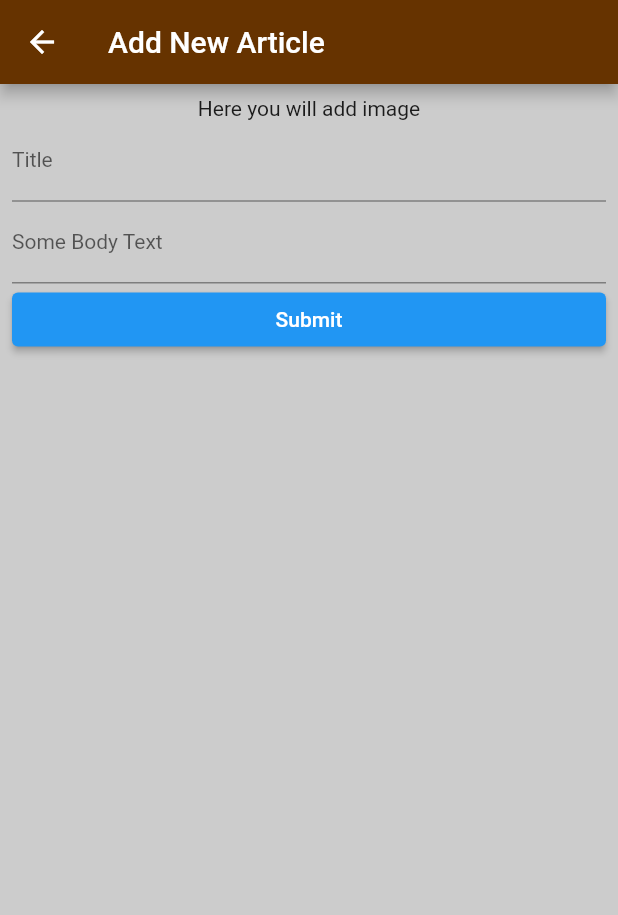
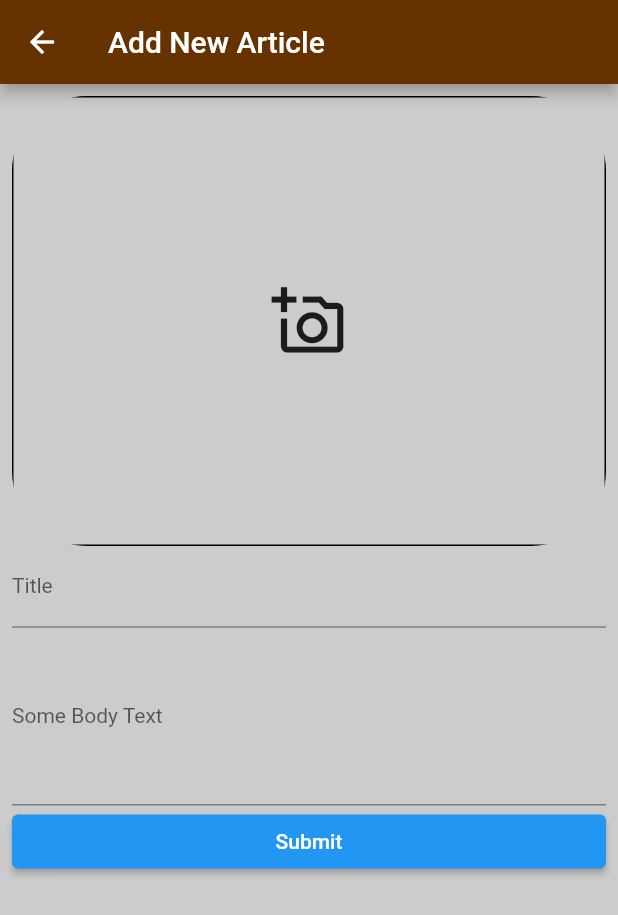
Before and after one commit to Goden4you/my_useful_articles, a Flutter app: the AddArticlePage screen opened by its route, on a phone screen of 412 x 824 dp. Shown: the top 915 px of the screen. Run offline on Flutter 3.47's test engine with Material 2 defaults, Android fonts, the phone set to English and light mode, and no system bars; our stand-ins replace bloc, dartz, equatable, flutter_bloc, flutter_svg, get_it and 4 more; accounts and stored records are empty; generated files the repository leaves out were written again.

Commit message:
feat(photos): add image picker

```diff
--- a/lib/features/articles/data/model/article_model.dart
+++ b/lib/features/articles/data/model/article_model.dart
@@ -1,3 +1,4 @@
+import 'package:image_picker/image_picker.dart';
 import 'package:json_annotation/json_annotation.dart';
 import 'package:selfDevelopment/features/articles/domain/entities/article.dart';
 
@@ -5,8 +6,13 @@ part 'article_model.g.dart';
 
 @JsonSerializable()
 class ArticleModel extends Article {
-  ArticleModel({int id, String title, String body, ArticleStatus status})
-      : super(id: id, title: title, body: body, status: status);
+  ArticleModel(
+      {int id,
+      String title,
+      String body,
+      PickedFile image,
+      ArticleStatus status})
+      : super(id: id, title: title, body: body, image: image, status: status);
 
   factory ArticleModel.fromJson(Map<String, dynamic> json) =>
       _$ArticleModelFromJson(json);
--- a/lib/features/articles/domain/entities/article.dart
+++ b/lib/features/articles/domain/entities/article.dart
@@ -1,5 +1,6 @@
 import 'package:equatable/equatable.dart';
 import 'package:flutter/material.dart';
+import 'package:image_picker/image_picker.dart';
 
 enum ArticleStatus { Readed, Unreaded }
 
@@ -7,12 +8,14 @@ class Article extends Equatable {
   final int id;
   final String title;
   final String body;
+  final PickedFile image;
   final ArticleStatus status;
 
   Article(
       {@required this.id,
       @required this.title,
       @required this.body,
+      @required this.image,
       this.status = ArticleStatus.Unreaded});
 
   toJson() {
@@ -20,10 +23,11 @@ class Article extends Equatable {
       "id": this.id,
       "title": this.title,
       "body": this.body,
-      "status": this.status
+      "status": this.status,
+      "image": this.image
     };
   }
 
   @override
-  List<Object> get props => [id, title, body, status];
+  List<Object> get props => [id, title, body, image, status];
 }
--- a/lib/features/articles/domain/repositories/articles_repository.dart
+++ b/lib/features/articles/domain/repositories/articles_repository.dart
@@ -1,10 +1,12 @@
 import 'package:dartz/dartz.dart';
+import 'package:image_picker/image_picker.dart';
 import 'package:selfDevelopment/core/error/failure.dart';
 import 'package:selfDevelopment/features/articles/domain/entities/article.dart';
 
 abstract class ArticlesRepository {
   Future<Either<Failure, List<Article>>> getAllArticles();
-  Future<Either<Failure, Article>> addArticle(String title, String body);
+  Future<Either<Failure, Article>> addArticle(
+      String title, String body, PickedFile image);
   Future<Either<Failure, Article>> removeArticle(Article article);
   Future<Either<Failure, Article>> markArticleAsReaded(Article article);
 }
--- a/lib/features/articles/domain/usecases/add_article.dart
+++ b/lib/features/articles/domain/usecases/add_article.dart
@@ -1,6 +1,6 @@
 import 'package:dartz/dartz.dart';
 import 'package:equatable/equatable.dart';
-import 'package:flutter/material.dart';
+import 'package:image_picker/image_picker.dart';
 import 'package:selfDevelopment/core/error/failure.dart';
 import 'package:selfDevelopment/core/usecases/usecase.dart';
 import 'package:selfDevelopment/features/articles/domain/entities/article.dart';
@@ -15,16 +15,21 @@ class AddArticle implements UseCase<Article, AddArticleParams> {
 
   @override
   Future<Either<Failure, Article>> call(AddArticleParams params) async {
-    return repository.addArticle(params.title, params.body);
+    return repository.addArticle(params.title, params.body, params.image);
   }
 }
 
 class AddArticleParams extends Equatable {
   final String title;
   final String body;
+  final PickedFile image;
 
-  AddArticleParams(this.title, this.body) : assert(title != null, body != null);
+  AddArticleParams(this.title, this.body, this.image)
+      : assert(
+          title != null,
+          body != null,
+        );
 
   @override
-  List<Object> get props => [title, body];
+  List<Object> get props => [title, body, image];
 }
--- a/lib/features/articles/presentation/bloc/articles_bloc.dart
+++ b/lib/features/articles/presentation/bloc/articles_bloc.dart
@@ -36,8 +36,8 @@ class ArticlesBloc extends Bloc<ArticlesEvent, ArticlesState> {
 
     if (event is AddArticleRequested) {
       yield state.copyWith(status: ArticlesStatus.loading);
-      final failureOrArticleAdded =
-          await addArticle(AddArticleParams(event.title, event.body));
+      final failureOrArticleAdded = await addArticle(
+          AddArticleParams(event.title, event.body, event.image));
       yield* _eitherArticleAddedRemovedOrNot(failureOrArticleAdded, false);
     }
 
--- a/lib/features/articles/presentation/bloc/articles_event.dart
+++ b/lib/features/articles/presentation/bloc/articles_event.dart
@@ -1,4 +1,5 @@
 import 'package:equatable/equatable.dart';
+import 'package:image_picker/image_picker.dart';
 import 'package:selfDevelopment/features/articles/domain/entities/article.dart';
 
 abstract class ArticlesEvent extends Equatable {
@@ -13,10 +14,11 @@ class GetAllArticlesRequested extends ArticlesEvent {}
 class AddArticleRequested extends ArticlesEvent {
   final String title;
   final String body;
+  final PickedFile image;
 
-  AddArticleRequested(this.title, this.body);
+  AddArticleRequested(this.title, this.body, this.image);
   @override
-  List<Object> get props => [title, body];
+  List<Object> get props => [title, body, image];
 }
 
 class RemoveArticleRequested extends ArticlesEvent {
--- a/lib/features/articles/presentation/pages/add_article_page.dart
+++ b/lib/features/articles/presentation/pages/add_article_page.dart
@@ -1,7 +1,13 @@
+import 'dart:io';
+
 import 'package:flutter/material.dart';
 import 'package:flutter_bloc/flutter_bloc.dart';
+import 'package:image_picker/image_picker.dart';
 import 'package:selfDevelopment/features/articles/presentation/bloc/articles_bloc.dart';
 import 'package:selfDevelopment/features/articles/presentation/bloc/articles_event.dart';
+
+const ANIMATION_BEGIN = 0.0;
+const ANIMATION_END = 16.0;
 
 class AddArticlePage extends StatefulWidget {
   static const routeName = '/addArticle';
@@ -11,57 +17,137 @@ class AddArticlePage extends StatefulWidget {
   }
 }
 
-class _AddArticlePageState extends State<AddArticlePage> {
+class _AddArticlePageState extends State<AddArticlePage>
+    with SingleTickerProviderStateMixin {
   final _formKey = GlobalKey<FormState>();
   final TextEditingController _titleController = TextEditingController();
   final TextEditingController _bodyController = TextEditingController();
+  final ImagePicker imagePicker = ImagePicker();
+
+  PickedFile _image;
+  AnimationController _animationController;
+  Animation _animation;
+  FocusNode _titleFocusNode = FocusNode();
+  FocusNode _bodyFocusNode = FocusNode();
+
+  @override
+  void initState() {
+    super.initState();
+
+    _animationController =
+        AnimationController(vsync: this, duration: Duration(milliseconds: 500));
+    _animation = Tween(begin: ANIMATION_BEGIN, end: ANIMATION_END)
+        .animate(_animationController)
+          ..addListener(() {
+            setState(() {});
+          });
+
+    _titleFocusNode.addListener(() {
+      if (_titleFocusNode.hasFocus) {
+        _animationController.forward();
+      } else {
+        _animationController.reverse();
+      }
+    });
+
+    _bodyFocusNode.addListener(() {
+      if (_bodyFocusNode.hasFocus) {
+        _animationController.forward();
+      } else {
+        _animationController.reverse();
+      }
+    });
+  }
+
+  @override
+  void dispose() {
+    _animationController.dispose();
+    _titleFocusNode.dispose();
+    _bodyFocusNode.dispose();
+
+    super.dispose();
+  }
+
   @override
   Widget build(BuildContext context) {
+    final node = FocusScope.of(context);
     return Scaffold(
         appBar: AppBar(
           title: Text('Add New Article'),
           backgroundColor: Theme.of(context).primaryColorDark,
         ),
-      body: Container(
+        body: new InkWell(
+          onTap: () {
+            node.requestFocus(FocusNode());
+          },
+          child: Container(
             color: Theme.of(context).backgroundColor,
             padding: EdgeInsets.all(8),
-        child: _renderLoginForm(context),
-      ),
-    );
-  }
-
-  _renderLoginForm(BuildContext context) {
-    final node = FocusScope.of(context);
-    return Form(
+            child: Form(
               key: _formKey,
               child: Column(
                 crossAxisAlignment: CrossAxisAlignment.center,
                 children: <Widget>[
-          Container(
-            child: Text('Here you will add image'),
+                  _animation.value == ANIMATION_BEGIN
+                      ? ClipRRect(
+                          borderRadius: BorderRadius.circular(50),
+                          child: _image != null
+                              ? Image.file(File(_image.path),
+                                  width: 100, height: 70, fit: BoxFit.fill)
+                              : Container(
+                                  decoration: BoxDecoration(
+                                      border: Border.all(width: 1)),
+                                  height: 300,
+                                  child: Center(
+                                    child: IconButton(
+                                      icon: Icon(Icons.add_a_photo_outlined),
+                                      iconSize: 50,
+                                      onPressed: () {
+                                        _imgFromGallery();
+                                      },
+                                    ),
+                                  ),
+                                ),
+                        )
+                      : SizedBox(
+                          height: ANIMATION_END,
                         ),
                   TextFormField(
                     controller: _titleController,
+                    focusNode: _titleFocusNode,
                     onEditingComplete: () => node.nextFocus(),
                     decoration: InputDecoration(labelText: 'Title'),
                   ),
                   TextFormField(
                     controller: _bodyController,
+                    focusNode: _bodyFocusNode,
                     onEditingComplete: () => node.unfocus(),
                     decoration: InputDecoration(labelText: 'Some Body Text'),
+                    maxLines: 5,
                   ),
                   ElevatedButton(
                     onPressed: () {
                       node.unfocus();
                       BlocProvider.of<ArticlesBloc>(context)
-                ..add(AddArticleRequested(
-                    _titleController.text, _bodyController.text));
+                        ..add(AddArticleRequested(_titleController.text,
+                            _bodyController.text, _image));
                       Navigator.pop(context);
                     },
                     child: Center(child: Text('Submit')),
                   )
                 ],
               ),
-    );
+            ),
+          ),
+        ));
+  }
+
+  _imgFromGallery() async {
+    PickedFile image = await imagePicker.getImage(
+        source: ImageSource.gallery, imageQuality: 50);
+
+    setState(() {
+      _image = image;
+    });
   }
 }
--- a/lib/features/articles/presentation/widgets/add_article_modal.dart
+++ b/lib/features/articles/presentation/widgets/add_article_modal.dart
@@ -10,8 +10,8 @@ class AddArticleModal extends StatelessWidget {
       padding: EdgeInsets.only(right: 16),
       icon: Icon(Icons.add),
       onPressed: () {
-        BlocProvider.of<ArticlesBloc>(context)
-          ..add(AddArticleRequested('Title', 'Some Body Text'));
+        // BlocProvider.of<ArticlesBloc>(context)
+        // ..add(AddArticleRequested('Title', 'Some Body Text'));
       },
     );
   }
--- a/pubspec.yaml
+++ b/pubspec.yaml
@@ -19,6 +19,7 @@ dependencies:
   loader_overlay: ^1.1.0+1
   pull_to_refresh: 1.6.3
   shared_preferences: ^0.5.12+2
+  image_picker: 0.6.7+22
   dartz: ^0.9.2
   flutter:
     sdk: flutter
```
Also changed, not shown: lib/core/presentation/widgets/custom_app_bar.dart (+9 -4 lines), lib/features/articles/data/datasources/articles_local_datasources.dart (+5 -2 lines), lib/features/articles/data/repositories/articles_repository_impl.dart (+5 -3 lines), pubspec.lock. Lines whose indentation alone changed are shown as unchanged.
